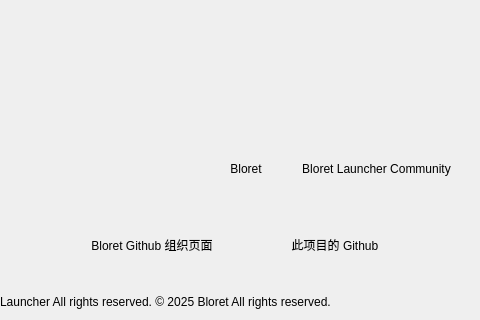
Qt form Bloret-Launcher/ui/info.ui (BloretCrew/Bloret-Launcher) before a commit; both pictures show x 226 to 706 and y 270 to 590 of the 706 by 590 pixel window.
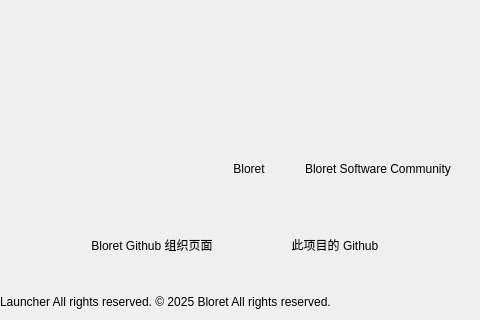
The same form after that commit. Icons and pictures are not drawn. Custom widgets are drawn as their Qt base class.

```diff
--- a/Bloret-Launcher/ui/info.ui
+++ b/Bloret-Launcher/ui/info.ui
@@ -233,7 +233,7 @@
              </size>
             </property>
             <property name="text">
-             <string>Bloret Launcher Community</string>
+             <string>Bloret Software Community</string>
             </property>
            </widget>
           </item>
```
